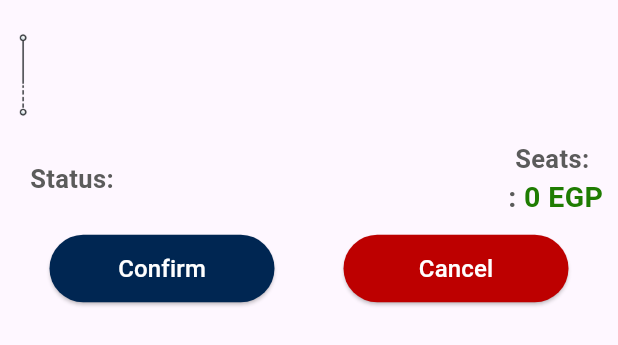
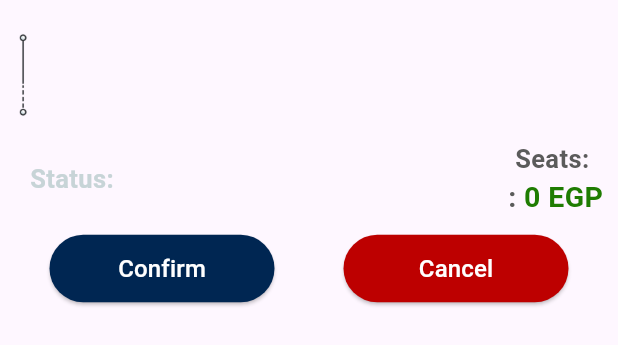
Before and after one commit to Adham-Abdelmaksoud/Car-Sharing-App, a Flutter app: the OrdersListItem widget shown alone on an empty page, opened directly with empty values, on a phone screen of 412 x 824 dp. Shown: the top 345 px of the screen. Run offline on Flutter 3.47's test engine with Material 3 defaults, Android fonts, the light colour scheme and no system bars; our stand-ins replace firebase_auth, firebase_core, firebase_database, shared_preferences, sqflite; accounts and stored records are empty.

Commit message:
Finished the order status change display and functionality

```diff
--- a/lib/View/AppMainScreen/Driver/OrdersListItem.dart
+++ b/lib/View/AppMainScreen/Driver/OrdersListItem.dart
@@ -12,6 +12,19 @@ class OrdersListItem extends StatefulWidget {
 
 class _OrdersListItemState extends State<OrdersListItem> {
   UserDatabase userDB = UserDatabase();
+
+  Color getStatusColor(String status){
+    if(status == 'Pending'){
+      return textGreyColor;
+    }
+    else if(status == 'Confirmed'){
+      return moneyColor;
+    }
+    else if(status == 'Cancelled'){
+      return errorColor;
+    }
+    return primaryColor;
+  }
 
   @override
   Widget build(BuildContext context) {
@@ -80,7 +93,7 @@ class _OrdersListItemState extends State<OrdersListItem> {
                       style: TextStyle(
                         fontSize: 17,
                         fontWeight: FontWeight.bold,
-                        color: textGreyColor,
+                        color: getStatusColor(widget.route['Status']),
                       )
                     ),
                   ),
@@ -136,11 +149,13 @@ class _OrdersListItemState extends State<OrdersListItem> {
                   children: [
                     ElevatedButton(
                       onPressed: (){
+                        if(widget.route['Status'] == 'Pending'){
                           userDB.updateRouteStatus('Confirmed',
                               widget.route['DriverId'],
                               widget.route['PassengerId'],
                               widget.route['Key']
                           );
+                        }
                       },
                       style: ElevatedButton.styleFrom(
                         backgroundColor: secondaryColor,
@@ -156,11 +171,13 @@ class _OrdersListItemState extends State<OrdersListItem> {
 
                     ElevatedButton(
                       onPressed: (){
+                        if(widget.route['Status'] == 'Pending') {
                           userDB.updateRouteStatus('Cancelled',
                               widget.route['DriverId'],
                               widget.route['PassengerId'],
                               widget.route['Key']
                           );
+                        }
                       },
                       style: ElevatedButton.styleFrom(
                         backgroundColor: errorColor,
--- a/lib/View/AppMainScreen/Driver/PendingOrdersFragment.dart
+++ b/lib/View/AppMainScreen/Driver/PendingOrdersFragment.dart
@@ -29,7 +29,7 @@ class _PendingOrdersFragmentState extends State<PendingOrdersFragment> {
   }
 
   void checkIfDataExists() async{
-    DataSnapshot snapshot = await userDB.getDriverRoutesDatabaseReference(widget.driverId).get();
+    DataSnapshot snapshot = await userDB.getDriverOrdersDatabaseReference(widget.driverId).get();
     dataExists = snapshot.exists;
   }
 
```
Also changed, not shown: lib/View/AppMainScreen/Passenger/HistoryListItem.dart (+15 -1 lines). Lines whose indentation alone changed are shown as unchanged.
